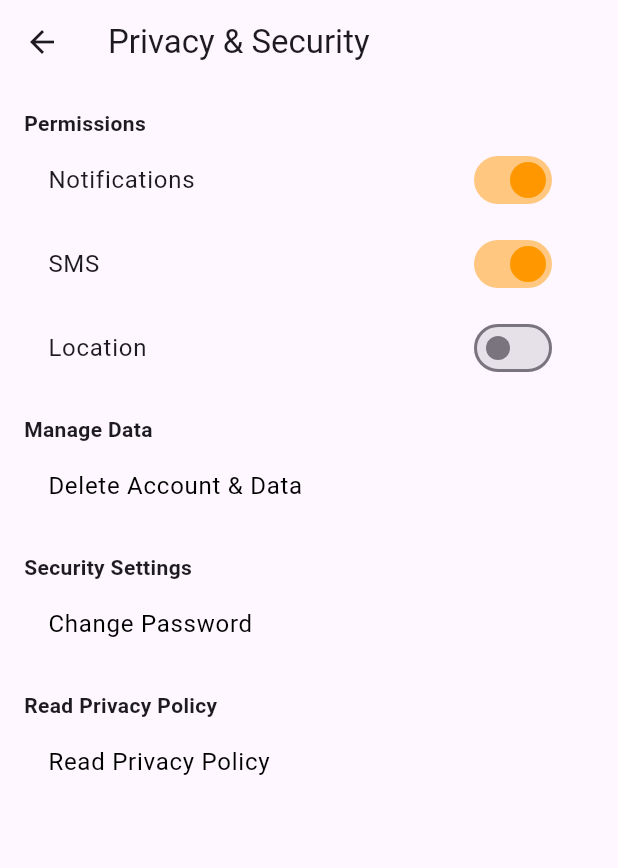
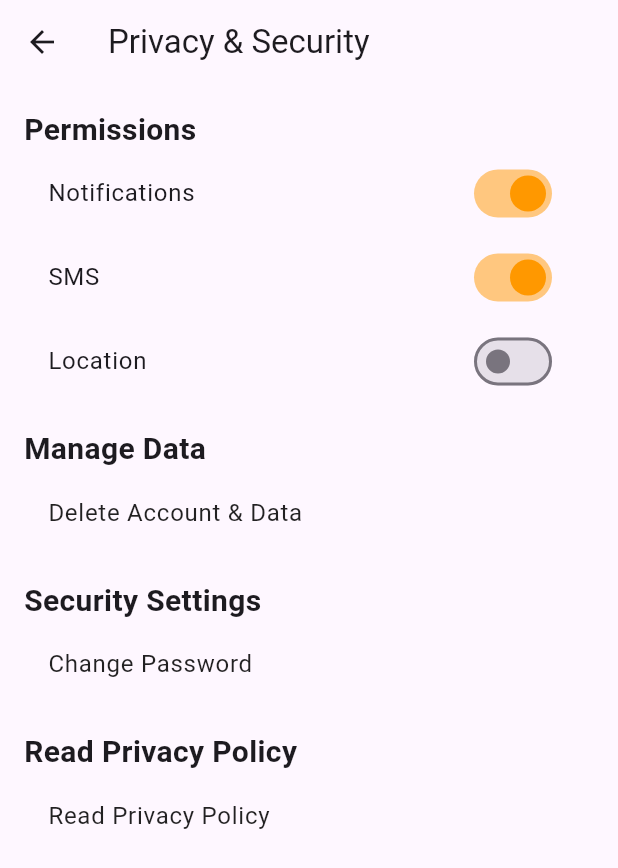
Before and after one commit to SanuliGehara/Pawsome, a Flutter app: the Privacy screen opened directly, on a phone screen of 412 x 824 dp. Shown: the top 868 px of the screen. Run offline on Flutter 3.47's test engine with Material 3 defaults, Android fonts, the phone set to English and light mode, and no system bars; our stand-ins replace cloud_firestore, firebase_auth, firebase_core, firebase_storage, google_sign_in, image_picker and 2 more; missing offline and left inert: dart:ffi; accounts and stored records are empty.

```diff
--- a/frontend/lib/pages/settings/About.dart
+++ b/frontend/lib/pages/settings/About.dart
@@ -7,12 +7,12 @@ class About extends StatelessWidget {
       appBar: AppBar(
         title: Text(
           'About',
-          style: TextStyle(color: Colors.black),
+          style: TextStyle(color: Theme.of(context).textTheme.titleLarge?.color),
         ),
         backgroundColor: Colors.transparent,
         elevation: 0,
         leading: IconButton(
-          icon: Icon(Icons.arrow_back, color: Colors.black),
+          icon: Icon(Icons.arrow_back, color: Theme.of(context).iconTheme.color),
           onPressed: () => Navigator.of(context).pop(),
         ),
       ),
--- a/frontend/lib/pages/settings/Privacy.dart
+++ b/frontend/lib/pages/settings/Privacy.dart
@@ -32,7 +32,7 @@ class _PrivacyState extends State<Privacy> {
         child: Column(
           crossAxisAlignment: CrossAxisAlignment.start,
           children: [
-            Text("Permissions", style: TextStyle(fontWeight: FontWeight.bold)),
+            Text("Permissions", style: TextStyle(fontWeight: FontWeight.bold, fontSize: 20)),
             SwitchListTile(
               title: Text("Notifications"),
               value: notifications,
@@ -52,9 +52,9 @@ class _PrivacyState extends State<Privacy> {
               onChanged: (value) => setState(() => location = value),
             ),
             SizedBox(height: 16),
-            Text("Manage Data", style: TextStyle(fontWeight: FontWeight.bold)),
+            Text("Manage Data", style: TextStyle(fontWeight: FontWeight.bold, fontSize: 20)),
             ListTile(
-              title: Text("Delete Account & Data", style: TextStyle(color: Colors.black)),
+              title: Text("Delete Account & Data", style: TextStyle(color: Theme.of(context).iconTheme.color)),
               onTap: () async {
                 // Show a confirmation dialog
                 bool? confirm = await showDialog<bool>(
@@ -113,9 +113,9 @@ class _PrivacyState extends State<Privacy> {
               },
             ),
             SizedBox(height: 16),
-            Text("Security Settings", style: TextStyle(fontWeight: FontWeight.bold)),
+            Text("Security Settings", style: TextStyle(fontWeight: FontWeight.bold, fontSize: 20)),
             ListTile(
-              title: Text("Change Password", style: TextStyle(color: Colors.black)),
+              title: Text("Change Password", style: TextStyle(color: Theme.of(context).iconTheme.color)),
               onTap: () {
                 // Navigate to change password screen
                 Navigator.push(context,
@@ -123,9 +123,9 @@ class _PrivacyState extends State<Privacy> {
               },
             ),
             SizedBox(height: 16),
-            Text("Read Privacy Policy", style: TextStyle(fontWeight: FontWeight.bold)),
+            Text("Read Privacy Policy", style: TextStyle(fontWeight: FontWeight.bold, fontSize: 20)),
             ListTile(
-              title: Text("Read Privacy Policy", style: TextStyle(color: Colors.black)),
+              title: Text("Read Privacy Policy", style: TextStyle(color: Theme.of(context).iconTheme.color)),
               onTap: () {
                 // Navigate to privacy policy screen
                 Navigator.push(
```
Also changed, not shown: frontend/lib/pages/settings/Setting.dart (+36 -0 lines).
